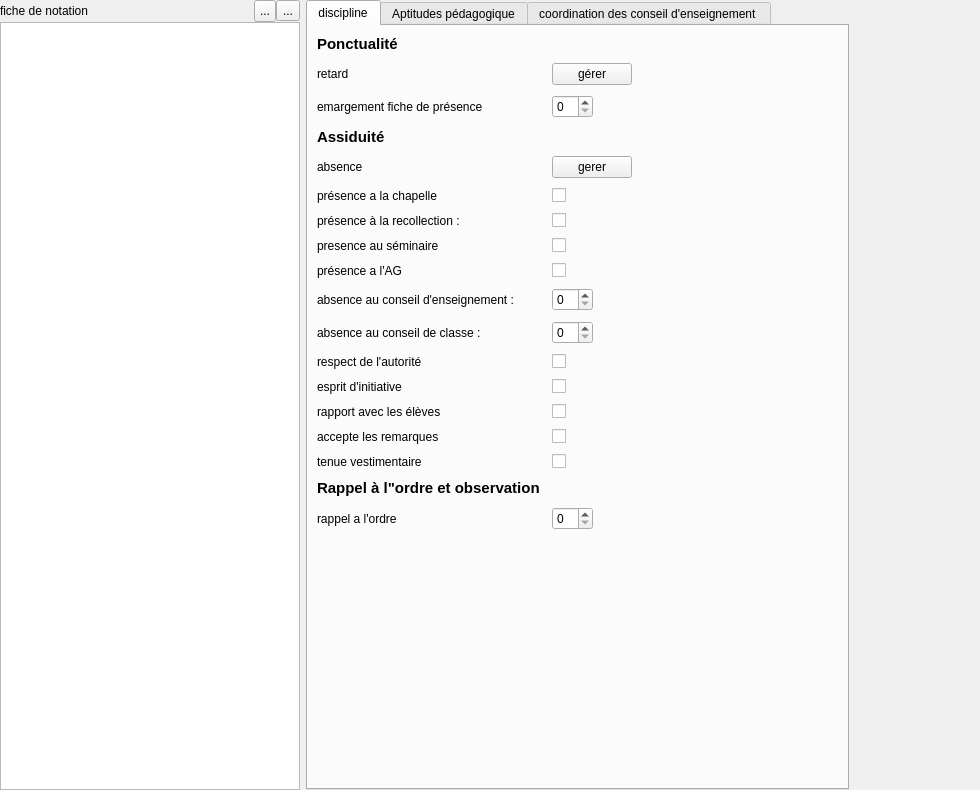
ngdream/noteprof, file edition.ui: the form before one commit.
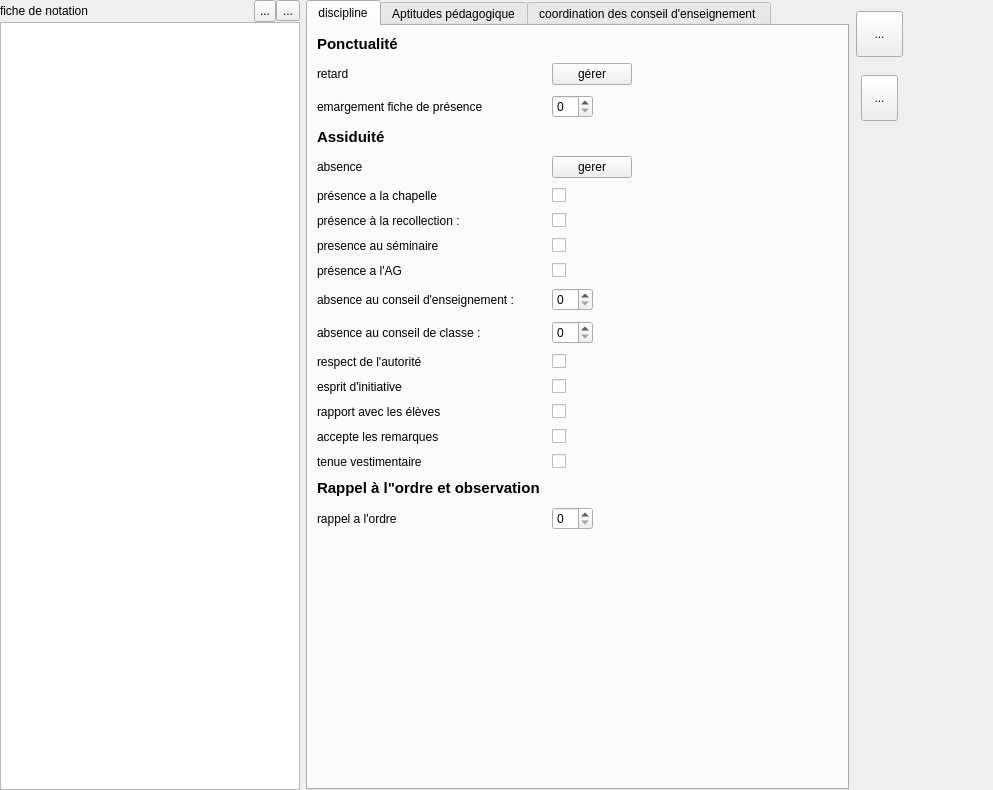
The form after the commit. The open tabs and pages were chosen to show the change. Icons and pictures are not drawn.

```diff
--- a/edition.ui
+++ b/edition.ui
@@ -6,7 +6,7 @@
    <rect>
     <x>0</x>
     <y>0</y>
-    <width>980</width>
+    <width>993</width>
     <height>790</height>
    </rect>
   </property>
@@ -930,6 +930,103 @@
        </widget>
       </widget>
      </item>
+     <item>
+      <widget class="QWidget" name="widget" native="true">
+       <property name="sizePolicy">
+        <sizepolicy hsizetype="Fixed" vsizetype="Preferred">
+         <horstretch>0</horstretch>
+         <verstretch>0</verstretch>
+        </sizepolicy>
+       </property>
+       <property name="minimumSize">
+        <size>
+         <width>50</width>
+         <height>0</height>
+        </size>
+       </property>
+       <layout class="QVBoxLayout" name="verticalLayout_4">
+        <property name="spacing">
+         <number>18</number>
+        </property>
+        <property name="sizeConstraint">
+         <enum>QLayout::SetDefaultConstraint</enum>
+        </property>
+        <property name="leftMargin">
+         <number>0</number>
+        </property>
+        <property name="topMargin">
+         <number>11</number>
+        </property>
+        <property name="rightMargin">
+         <number>0</number>
+        </property>
+        <property name="bottomMargin">
+         <number>0</number>
+        </property>
+        <item alignment="Qt::AlignHCenter">
+         <widget class="QToolButton" name="toolButton_3">
+          <property name="minimumSize">
+           <size>
+            <width>47</width>
+            <height>46</height>
+           </size>
+          </property>
+          <property name="maximumSize">
+           <size>
+            <width>47</width>
+            <height>46</height>
+           </size>
+          </property>
+          <property name="text">
+           <string>...</string>
+          </property>
+          <property name="icon">
+           <iconset resource="resource.qrc">
+            <normaloff>:/new/prefix1/print.png</normaloff>:/new/prefix1/print.png</iconset>
+          </property>
+          <property name="iconSize">
+           <size>
+            <width>30</width>
+            <height>30</height>
+           </size>
+          </property>
+         </widget>
+        </item>
+        <item alignment="Qt::AlignHCenter|Qt::AlignTop">
+         <widget class="QToolButton" name="toolButton_4">
+          <property name="minimumSize">
+           <size>
+            <width>37</width>
+            <height>46</height>
+           </size>
+          </property>
+          <property name="maximumSize">
+           <size>
+            <width>16777215</width>
+            <height>46</height>
+           </size>
+          </property>
+          <property name="text">
+           <string>...</string>
+          </property>
+          <property name="icon">
+           <iconset resource="resource.qrc">
+            <normaloff>:/new/prefix1/check.png</normaloff>:/new/prefix1/check.png</iconset>
+          </property>
+          <property name="iconSize">
+           <size>
+            <width>25</width>
+            <height>30</height>
+           </size>
+          </property>
+          <property name="checkable">
+           <bool>true</bool>
+          </property>
+         </widget>
+        </item>
+       </layout>
+      </widget>
+     </item>
      <item alignment="Qt::AlignHCenter">
       <widget class="QLabel" name="label_52">
        <property name="text">
```
Left out of the diff: 14 changed lines with no effect on the pictures.
